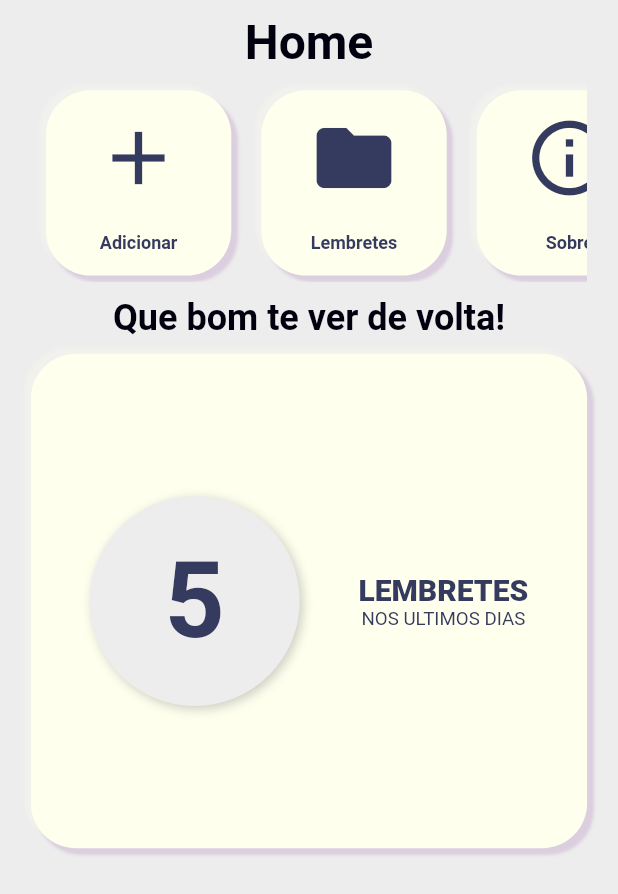
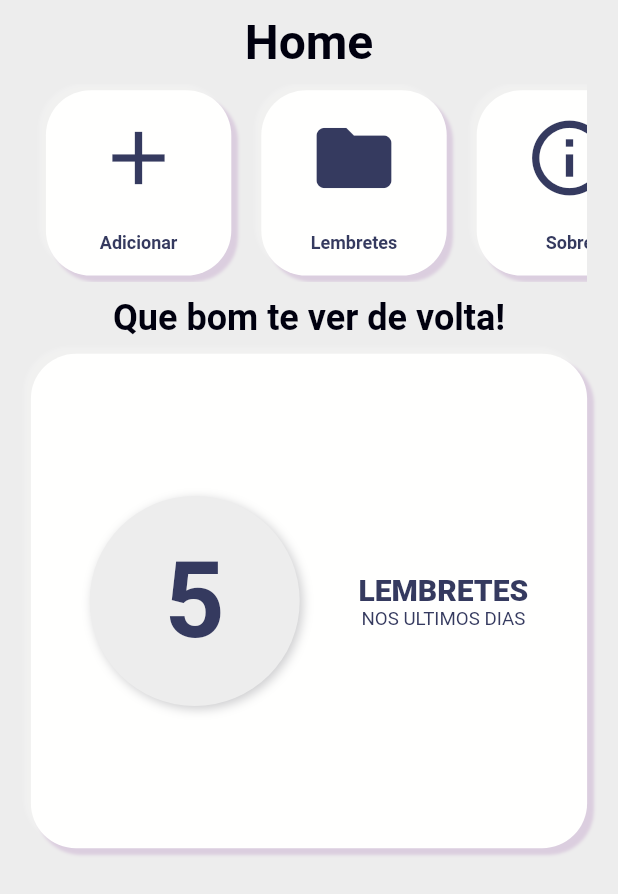
Before and after one commit to vihsantos/lembretes, a Flutter app: the screen it shows after launch, on a phone screen of 412 x 824 dp. Shown: the top 894 px of the screen. Run offline on Flutter 3.47's test engine with Material 2 defaults, Android fonts, the phone set to English and light mode, and no system bars; our stand-ins replace get; generated files the repository leaves out were written again; Roboto replaces fonts that are missing (Gonwun Batang, Gowun Batang).

Commit message:
Mudança da cor branca

```diff
--- a/lib/constantes/PaletaDeCores.dart
+++ b/lib/constantes/PaletaDeCores.dart
@@ -10,7 +10,7 @@ class PaletaDeCores {
   static Color verdedois = Color(0xFF18A5A7);
   static Color verdeum = Color(0xFFBFFFC7);
   static Color rosaum = Color(0xFFFE69BD);
-  static Color branco = Color(0xFFFFFFEE);
+  static Color branco = Color(0xFFFFFFFE);
   static Color preto = Color(0xFF00000F);
   static Color background = Color(0xFFededed);
 }
```
